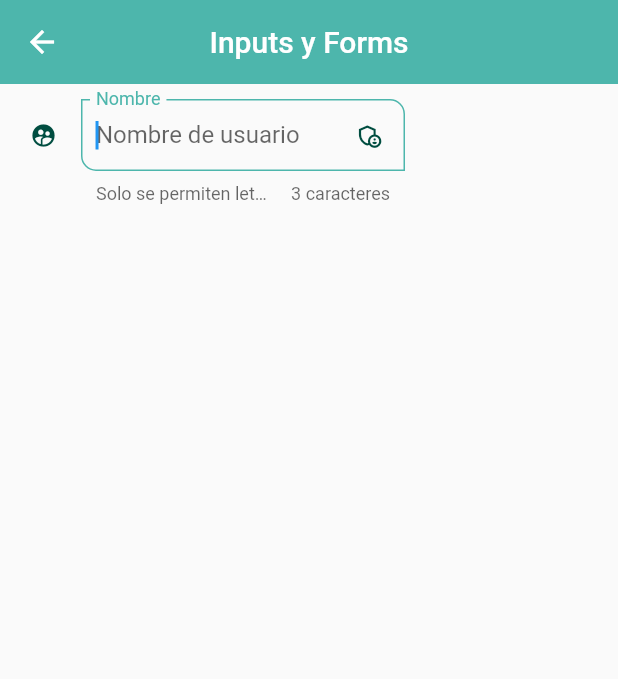
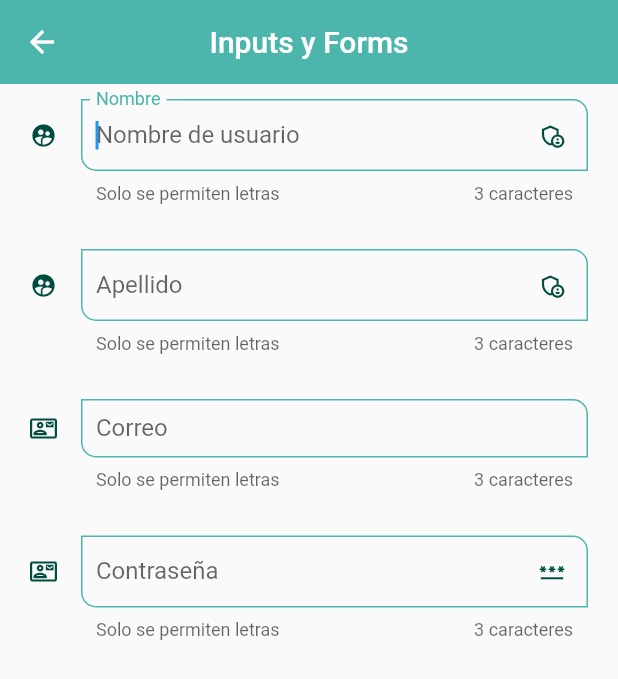
Before and after one commit to rubensf27/formacion_flutter, a Flutter app: the InputsScreen screen opened by its route, on a phone screen of 412 x 824 dp. Shown: the top 679 px of the screen. Run offline on Flutter 3.47's test engine with Material 2 defaults, Android fonts, the phone set to English and light mode, and no system bars.

Commit message:
añadir teclado para introducir direcciones de email, ofuscar campo de texto para un campo de password

```diff
--- a/lib/screens/inputs_screen.dart
+++ b/lib/screens/inputs_screen.dart
@@ -18,16 +18,45 @@ class InputsScreen extends StatelessWidget {
           ),
           child: Column(
             children: const <Widget>[
+              CustomInputField(
+                labelText: 'Nombre',
+                hintText: 'Nombre de usuario',
+                helperText: 'Solo se permiten letras',
+                icon: Icons.supervised_user_circle_sharp,
+                suffixIcon: Icons.admin_panel_settings_outlined,
+              ),
               SizedBox(
-                width: 250,
-                height: 70,
-                child: CustomInputField(
-                  labelText: 'Nombre',
-                  hintText: 'Nombre de usuario',
-                  helperText: 'Solo se permiten letras',
-                  icon: Icons.supervised_user_circle_sharp,
-                  suffixIcon: Icons.admin_panel_settings_outlined,
-                ),
+                height: 30,
+              ),
+              CustomInputField(
+                labelText: 'Apellido',
+                hintText: 'Apellido de usuario',
+                helperText: 'Solo se permiten letras',
+                icon: Icons.supervised_user_circle_sharp,
+                suffixIcon: Icons.admin_panel_settings_outlined,
+              ),
+              SizedBox(
+                height: 30,
+              ),
+              CustomInputField(
+                labelText: 'Correo',
+                hintText: 'Mail de usuario',
+                helperText: 'Solo se permiten letras',
+                icon: Icons.contact_mail_outlined,
+                //suffixIcon: Icons.admin_panel_settings_outlined,
+                textInputType: TextInputType.emailAddress,
+              ),
+              SizedBox(
+                height: 30,
+              ),
+              CustomInputField(
+                labelText: 'Contraseña',
+                hintText: 'Password',
+                helperText: 'Solo se permiten letras',
+                icon: Icons.contact_mail_outlined,
+                suffixIcon: Icons.password_outlined,
+                textInputType: TextInputType.emailAddress,
+                hideField: true,
               ),
             ],
           ),
--- a/lib/widgets/custom_input_field.dart
+++ b/lib/widgets/custom_input_field.dart
@@ -8,6 +8,8 @@ class CustomInputField extends StatelessWidget {
     this.helperText,
     this.icon,
     this.suffixIcon,
+    this.textInputType,
+    this.hideField = false,
   }) : super(key: key);
 
   final String? hintText;
@@ -15,14 +17,30 @@ class CustomInputField extends StatelessWidget {
   final String? helperText;
   final IconData? icon;
   final IconData? suffixIcon;
+  final TextInputType? textInputType;
+  final bool hideField;
 
   @override
   Widget build(BuildContext context) {
+    bool isHideField = hideField;
+
+    bool showPassword() {
+      if (hideField && !isHideField) {
+        isHideField = true;
+      } else {
+        isHideField = false;
+      }
+      print('$isHideField - $hideField');
+      return isHideField && hideField;
+    }
+
     return TextFormField(
+      keyboardType: textInputType ?? TextInputType.text,
       autofocus: true,
+      obscureText: isHideField && hideField,
       textCapitalization: TextCapitalization.words,
       onChanged: (str) {
-        print(str);
+        print('Campo $labelText: $str');
       },
       validator: (str) {
         if (str == null || str.isEmpty) {
@@ -38,7 +56,12 @@ class CustomInputField extends StatelessWidget {
         contentPadding: const EdgeInsets.all(10),
         isDense: true,
         counterText: '3 caracteres',
-        suffixIcon: suffixIcon == null ? null : Icon(suffixIcon),
+        suffixIcon: (hideField)
+            ? IconButton(
+                onPressed: () => showPassword(), icon: Icon(suffixIcon))
+            : suffixIcon == null
+                ? null
+                : Icon(suffixIcon),
         //prefixIcon: Icon(Icons.verified_user_outlined),
         icon: icon == null ? null : Icon(icon),
       ),
```
